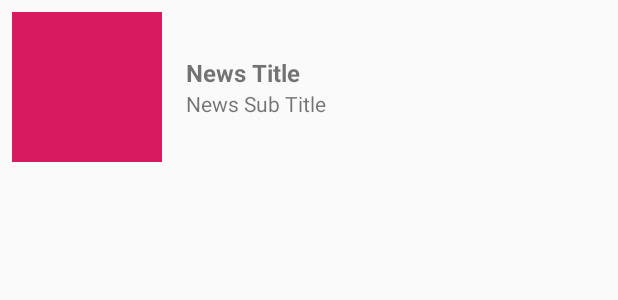
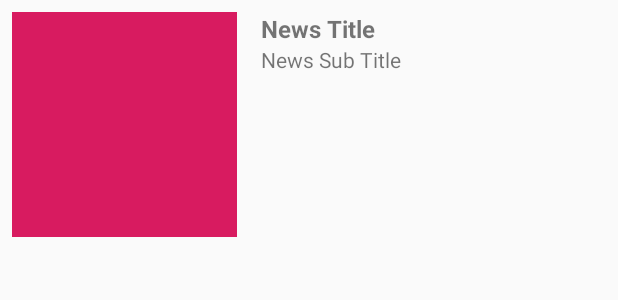
Before and after one commit to franzandel/DicodingRecyclerView, an Android app: the layout news_row.xml on its own in the app's theme, with its tools: preview values and no code run, on a phone screen of 412 x 824 dp. Shown: the top 300 px of the screen. Run offline under Robolectric (Android 15) with nearby library versions, the phone set to English and light mode, and no system bars.

Commit message:
refactor(news-row) : adjust item row design view

```diff
--- a/app/src/main/res/layout/news_row.xml
+++ b/app/src/main/res/layout/news_row.xml
@@ -7,11 +7,12 @@
     android:orientation="vertical">
 
 
-    <ImageView
+    <androidx.appcompat.widget.AppCompatImageView
         android:id="@+id/ivNews"
-        android:layout_width="100dp"
-        android:layout_height="100dp"
+        android:layout_width="150dp"
+        android:layout_height="150dp"
         android:layout_margin="8dp"
+        android:scaleType="centerCrop"
         app:layout_constraintBottom_toBottomOf="parent"
         app:layout_constraintStart_toStartOf="parent"
         app:layout_constraintTop_toTopOf="parent"
@@ -20,29 +21,32 @@
 
     <TextView
         android:id="@+id/tvNewsTitle"
-        android:layout_width="wrap_content"
+        android:layout_width="0dp"
         android:layout_height="wrap_content"
-        tools:text="News Title"
+        android:layout_marginStart="16dp"
+        android:layout_marginLeft="16dp"
+        android:maxLines="2"
+        android:textSize="16sp"
         android:textStyle="bold"
-        android:textSize="16sp"
-        android:layout_marginLeft="16dp"
-        android:layout_marginStart="16dp"
         app:layout_constraintBottom_toTopOf="@+id/tvNewsSubTitle"
+        app:layout_constraintEnd_toEndOf="parent"
         app:layout_constraintStart_toEndOf="@+id/ivNews"
-        app:layout_constraintTop_toTopOf="parent"
-        app:layout_constraintVertical_chainStyle="packed"/>
+        app:layout_constraintTop_toTopOf="@+id/ivNews"
+        app:layout_constraintVertical_bias="0.0"
+        app:layout_constraintVertical_chainStyle="packed"
+        tools:text="News Title" />
 
     <TextView
         android:id="@+id/tvNewsSubTitle"
         android:layout_width="0dp"
         android:layout_height="wrap_content"
-        tools:text="News Sub Title"
+        android:layout_marginStart="16dp"
         android:layout_marginLeft="16dp"
-        android:layout_marginStart="16dp"
-        app:layout_constraintBottom_toBottomOf="parent"
+        app:layout_constraintBottom_toBottomOf="@+id/ivNews"
         app:layout_constraintEnd_toEndOf="parent"
         app:layout_constraintHorizontal_bias="0.5"
         app:layout_constraintStart_toEndOf="@+id/ivNews"
-        app:layout_constraintTop_toBottomOf="@+id/tvNewsTitle" />
+        app:layout_constraintTop_toBottomOf="@+id/tvNewsTitle"
+        tools:text="News Sub Title" />
 
 </androidx.constraintlayout.widget.ConstraintLayout>
```
